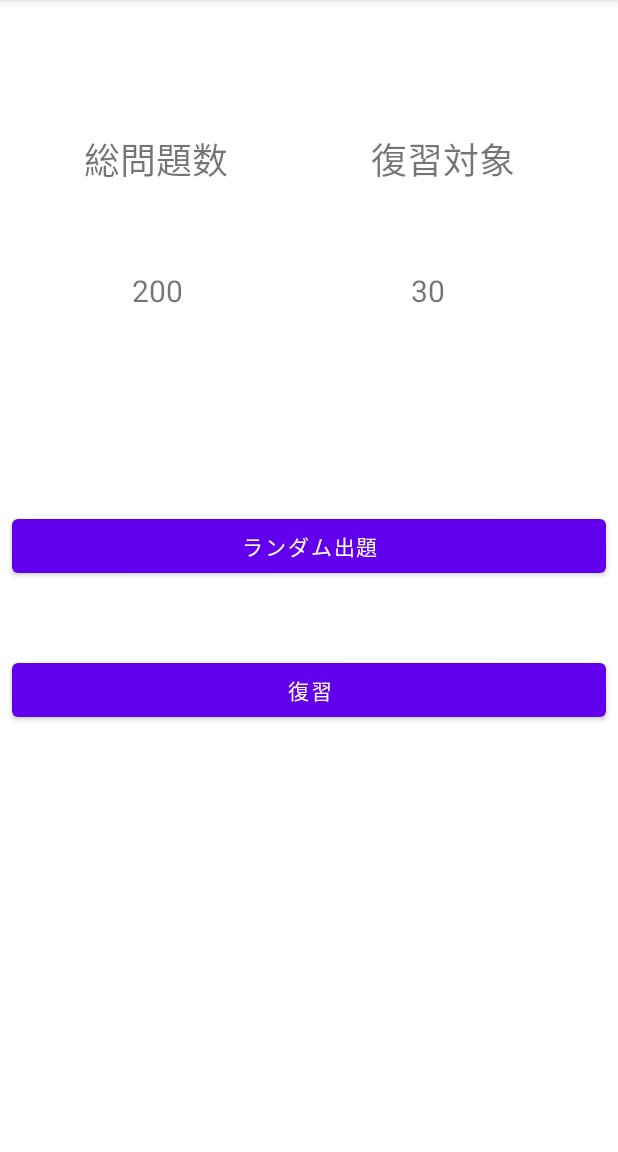
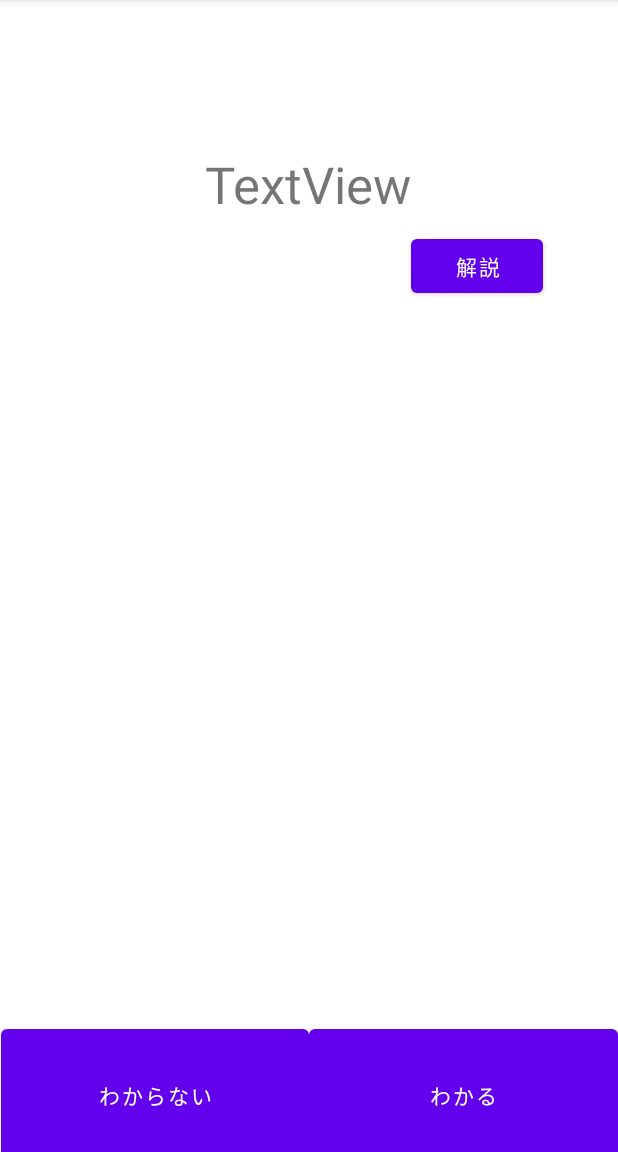
Before and after one commit to bang400/MyFlashcard_for_SQLite, an Android app: the WordLessonFragment screen opened through its navigation route, after a tap on "ランダム出題", on a phone screen of 412 x 824 dp, the part 84-1236 px from its top. Run offline under Robolectric (Android 15) with nearby library versions, the phone set to English and light mode, and no system bars; our stand-ins replace Dagger/Hilt's generated code.

Commit message:
レッスンを実装

```diff
--- a/app/src/main/java/com/yamato/myflashcard_for_sqlite/model/WordDAO.kt
+++ b/app/src/main/java/com/yamato/myflashcard_for_sqlite/model/WordDAO.kt
@@ -1,7 +1,9 @@
 package com.yamato.myflashcard_for_sqlite.model
 
+import android.media.MediaCodec
 import androidx.room.*
 import kotlinx.coroutines.flow.Flow
+import org.intellij.lang.annotations.JdkConstants
 
 @Dao
 interface WordDAO {
@@ -9,9 +11,17 @@ interface WordDAO {
     // KotlinコルーチンのFlow<T>にすることでDBに更新があると、新しい結果が流れてくる
     fun getWithCreated(startCreated:Long,limit:Int): Flow<List<Word>>
 
-//    @Query("select * from Word order by created desc")
+    // 全レコードを取得する
     @Query("select * from Word")
     fun getAll(): Flow<List<Word>>
+
+    // 全レコードの行数を取得する
+    @Query("select count(*) from Word")
+    fun getCount(): Flow<Int>
+
+    // 復習対象のレコードの行数を取得する
+    @Query("select count(*) from Word where wrong > 0")
+    fun getReviewCount(): Flow<Int>
 
     @Insert
     suspend fun create(word: Word)
--- a/app/src/main/java/com/yamato/myflashcard_for_sqlite/page/lesson/WordLessonFragment.kt
+++ b/app/src/main/java/com/yamato/myflashcard_for_sqlite/page/lesson/WordLessonFragment.kt
@@ -3,26 +3,37 @@ package com.yamato.myflashcard_for_sqlite.page.lesson
 import android.os.Bundle
 import android.view.View
 import androidx.fragment.app.Fragment
+import androidx.fragment.app.viewModels
+import androidx.navigation.fragment.findNavController
 import com.yamato.myflashcard_for_sqlite.R
 import com.yamato.myflashcard_for_sqlite.databinding.WordLessonFragmentBinding
+import dagger.hilt.android.AndroidEntryPoint
 
+@AndroidEntryPoint
 class WordLessonFragment:Fragment(R.layout.word_lesson_fragment) {
 
     private var _binding: WordLessonFragmentBinding? = null
     private val binding:WordLessonFragmentBinding get() = _binding!!
+    private val vm:WordLessonViewModel by viewModels()
 
     override fun onViewCreated(view: View, savedInstanceState: Bundle?) {
         super.onViewCreated(view, savedInstanceState)
         this._binding = WordLessonFragmentBinding.bind(view)
 
-        // 総項目数
-        binding.textViewTotalValueWordLesson.text = "200"
+        vm.wordCount.observe(viewLifecycleOwner) { it ->
+            // 総項目数
+            binding.textViewTotalValueWordLesson.text = it.toString()
+        }
 
         // 復習数
-        binding.textViewReviewValueWordLesson.text = "30"
+        vm.wordReviewCount.observe(viewLifecycleOwner) {it ->
+            binding.textViewReviewValueWordLesson.text = it.toString()
+        }
 
         binding.buttonRandomWordLesson.setOnClickListener {
             // ランダム出題
+            // 単語テストの画面へ移動
+            findNavController().navigate(R.id.action_wordLessonFragment_to_wordLessonDetailFragment)
         }
 
         binding.buttonReviewWordLesson.setOnClickListener {
@@ -30,4 +41,8 @@ class WordLessonFragment:Fragment(R.layout.word_lesson_fragment) {
         }
     }
 
+    override fun onDestroy() {
+        super.onDestroy()
+        this._binding = null
+    }
 }
--- /dev/null
+++ b/app/src/main/java/com/yamato/myflashcard_for_sqlite/page/lesson/WordLessonViewModel.kt
@@ -0,0 +1,17 @@
+package com.yamato.myflashcard_for_sqlite.page.lesson
+
+import androidx.lifecycle.ViewModel
+import androidx.lifecycle.asLiveData
+import com.yamato.myflashcard_for_sqlite.repository.WordRepository
+import dagger.hilt.android.lifecycle.HiltViewModel
+import javax.inject.Inject
+
+@HiltViewModel
+class WordLessonViewModel @Inject constructor(
+    private val repo: WordRepository
+):ViewModel() {
+    // 全件
+    val wordCount = repo.getCount().asLiveData()
+    // 復習対象
+    val wordReviewCount = repo.getReviewCount().asLiveData()
+}
--- /dev/null
+++ b/app/src/main/java/com/yamato/myflashcard_for_sqlite/page/lessonDetail/WordLessonDetailFragment.kt
@@ -0,0 +1,103 @@
+package com.yamato.myflashcard_for_sqlite.page.lessonDetail
+
+import android.os.Bundle
+import android.util.Log
+import android.view.View
+import android.widget.ListAdapter
+import androidx.fragment.app.Fragment
+import androidx.fragment.app.viewModels
+import androidx.navigation.fragment.findNavController
+import androidx.navigation.fragment.navArgs
+import com.google.android.material.snackbar.Snackbar
+import com.yamato.myflashcard_for_sqlite.R
+import com.yamato.myflashcard_for_sqlite.databinding.WordLessonDetailFragmentBinding
+import com.yamato.myflashcard_for_sqlite.model.Word
+import dagger.hilt.android.AndroidEntryPoint
+
+@AndroidEntryPoint
+class WordLessonDetailFragment: Fragment(R.layout.word_lesson_detail_fragment){
+    private val vm: WordLessonDetailViewModel by viewModels()
+    private var _binding: WordLessonDetailFragmentBinding? = null
+    private val binding: WordLessonDetailFragmentBinding get() = _binding!!
+
+    companion object {
+        lateinit var wordList: List<Word>
+        var countList = 1
+        var judge = false
+    }
+
+    override fun onViewCreated(view: View, savedInstanceState: Bundle?) {
+        super.onViewCreated(view, savedInstanceState)
+        this._binding = WordLessonDetailFragmentBinding.bind(view)
+
+        // 解説ボタンの表示設定：オン
+        binding.textViewCommentaryLessonDetail.visibility = View.INVISIBLE
+
+        // 解説ボタン
+        binding.buttonCommentaryLessonDetail.setOnClickListener{
+            //　解説ボタンを押下したら解説を表示する
+            binding.textViewCommentaryLessonDetail.visibility = View.VISIBLE
+        }
+
+        // わかるボタンを押下したときの処理
+        binding.buttonKnowLessonDetail.setOnClickListener{
+            judge = true
+            countList = countList + 1
+            addJudgement(judge)
+            fetchLesson(wordList,countList)
+            //　解説ボタンを表示する
+            binding.buttonCommentaryLessonDetail.visibility = View.VISIBLE
+            //　解説を非表示にする
+            binding.textViewCommentaryLessonDetail.visibility = View.INVISIBLE
+        }
+        // わからないボタンを押下したときの処理
+        binding.buttonUnknownLessonDetail.setOnClickListener{
+            judge = false
+            countList = countList + 1
+            addJudgement(judge)
+            fetchLesson(wordList,countList)
+            //　解説ボタンを表示する
+            binding.buttonCommentaryLessonDetail.visibility = View.VISIBLE
+            //　解説を非表示にする
+            binding.textViewCommentaryLessonDetail.visibility = View.INVISIBLE
+        }
+
+        vm.wordList.observe(viewLifecycleOwner) { list ->
+            wordList = list
+            fetchLesson(wordList,countList)
+        }
+
+    }
+
+    private fun fetchLesson(wordList: List<Word>,countList: Int) {
+        var filterList = wordList.filter { it.id == countList}
+//        Log.d("TAG","$filterList")
+        for(it in filterList){
+            // 単語の表示
+            binding.textViewWordLessonDetail.text = it.word
+            // 解説の表示
+            binding.textViewCommentaryLessonDetail.text = it.commentary
+        }
+    }
+
+    private fun addJudgement(judge:Boolean) {
+
+        var right = 0
+        var wrong = 0
+
+        if(judge){
+            // わかる
+            right = 1
+        }else{
+            //　わからない
+            wrong = 1
+        }
+        // 正当数を保存する
+//        vm.addJudgement(args.words,right,wrong)
+    }
+
+    override fun onDestroyView() {
+        super.onDestroyView()
+        this._binding = null
+    }
+}
--- /dev/null
+++ b/app/src/main/java/com/yamato/myflashcard_for_sqlite/page/lessonDetail/WordLessonDetailViewModel.kt
@@ -0,0 +1,14 @@
+package com.yamato.myflashcard_for_sqlite.page.lessonDetail
+
+import androidx.lifecycle.ViewModel
+import androidx.lifecycle.asLiveData
+import com.yamato.myflashcard_for_sqlite.repository.WordRepository
+import dagger.hilt.android.lifecycle.HiltViewModel
+import javax.inject.Inject
+
+@HiltViewModel
+class WordLessonDetailViewModel @Inject constructor(
+    private val repo :WordRepository
+):ViewModel() {
+    val wordList = repo.getAll().asLiveData()
+}
--- a/app/src/main/java/com/yamato/myflashcard_for_sqlite/repository/WordRepository.kt
+++ b/app/src/main/java/com/yamato/myflashcard_for_sqlite/repository/WordRepository.kt
@@ -11,4 +11,10 @@ interface WordRepository {
 
     //全件取得のメソッド
     fun getAll(): Flow<List<Word>>
+
+    // 全件のレコード数を取得
+    fun getCount(): Flow<Int>
+
+    // 復習対象のレコードの行数を取得する
+    fun getReviewCount(): Flow<Int>
 }
--- a/app/src/main/java/com/yamato/myflashcard_for_sqlite/repository/WordRepositoryImpl.kt
+++ b/app/src/main/java/com/yamato/myflashcard_for_sqlite/repository/WordRepositoryImpl.kt
@@ -13,6 +13,14 @@ class WordRepositoryImpl @Inject constructor(
 
     override fun getAll(): Flow<List<Word>> {
         return dao.getAll()
+    }
+
+    override fun getCount(): Flow<Int> {
+        return dao.getCount()
+    }
+
+    override fun getReviewCount(): Flow<Int> {
+        return dao.getReviewCount()
     }
 
     override suspend fun create(word: String, commentary: String) {
--- /dev/null
+++ b/app/src/main/res/layout/word_lesson_detail_fragment.xml
@@ -0,0 +1,70 @@
+<?xml version="1.0" encoding="utf-8"?>
+<androidx.constraintlayout.widget.ConstraintLayout xmlns:android="http://schemas.android.com/apk/res/android"
+    xmlns:app="http://schemas.android.com/apk/res-auto"
+    xmlns:tools="http://schemas.android.com/tools"
+    android:layout_width="match_parent"
+    android:layout_height="match_parent">
+
+    <TextView
+        android:id="@+id/textView_word_lesson_detail"
+        android:layout_width="wrap_content"
+        android:layout_height="wrap_content"
+        android:layout_marginTop="100dp"
+        android:text="TextView"
+        android:textSize="34sp"
+        app:layout_constraintBottom_toTopOf="@+id/linearLayout"
+        app:layout_constraintEnd_toEndOf="parent"
+        app:layout_constraintHorizontal_bias="0.498"
+        app:layout_constraintStart_toStartOf="parent"
+        app:layout_constraintTop_toTopOf="parent"
+        app:layout_constraintVertical_bias="0.0" />
+
+    <LinearLayout
+        android:id="@+id/linearLayout"
+        android:layout_width="411dp"
+        android:layout_height="88dp"
+        android:orientation="horizontal"
+        app:layout_constraintBottom_toBottomOf="parent"
+        app:layout_constraintEnd_toEndOf="parent"
+        app:layout_constraintStart_toStartOf="parent">
+
+        <Button
+            android:id="@+id/button_unknown_lesson_detail"
+            android:layout_width="0dp"
+            android:layout_height="100dp"
+            android:layout_weight="0.5"
+            android:text="わからない" />
+
+        <Button
+            android:id="@+id/button_know_lesson_detail"
+            android:layout_width="0dp"
+            android:layout_height="100dp"
+            android:layout_weight="0.5"
+            android:text="わかる" />
+    </LinearLayout>
+
+    <Button
+        android:id="@+id/button_commentary_lesson_detail"
+        android:layout_width="wrap_content"
+        android:layout_height="wrap_content"
+        android:layout_marginTop="8dp"
+        android:layout_marginEnd="50dp"
+        android:text="解説"
+        app:layout_constraintEnd_toEndOf="parent"
+        app:layout_constraintHorizontal_bias="1.0"
+        app:layout_constraintStart_toStartOf="parent"
+        app:layout_constraintTop_toBottomOf="@+id/textView_word_lesson_detail" />
+
+    <TextView
+        android:id="@+id/textView_commentary_lesson_detail"
+        android:layout_width="323dp"
+        android:layout_height="77dp"
+        android:layout_marginStart="32dp"
+        android:layout_marginTop="70dp"
+        android:layout_marginEnd="32dp"
+        android:text="TextView"
+        android:textSize="20sp"
+        app:layout_constraintEnd_toEndOf="parent"
+        app:layout_constraintStart_toStartOf="parent"
+        app:layout_constraintTop_toBottomOf="@+id/textView_word_lesson_detail" />
+</androidx.constraintlayout.widget.ConstraintLayout>
--- a/app/src/main/res/navigation/nav_main.xml
+++ b/app/src/main/res/navigation/nav_main.xml
@@ -67,5 +67,17 @@
     <fragment
         android:id="@+id/wordLessonFragment"
         android:name="com.yamato.myflashcard_for_sqlite.page.lesson.WordLessonFragment"
-        android:label="WordLessonFragment" />
+        android:label="WordLessonFragment" >
+        <action
+            android:id="@+id/action_wordLessonFragment_to_wordLessonDetailFragment"
+            app:destination="@id/wordLessonDetailFragment"
+            app:enterAnim="@anim/nav_default_enter_anim"
+            app:exitAnim="@anim/nav_default_exit_anim"
+            app:popEnterAnim="@anim/nav_default_pop_enter_anim"
+            app:popExitAnim="@anim/nav_default_pop_exit_anim"/>
+    </fragment>
+    <fragment
+        android:id="@+id/wordLessonDetailFragment"
+        android:name="com.yamato.myflashcard_for_sqlite.page.lessonDetail.WordLessonDetailFragment"
+        android:label="WordLessonDetailFragment" />
 </navigation>
```
